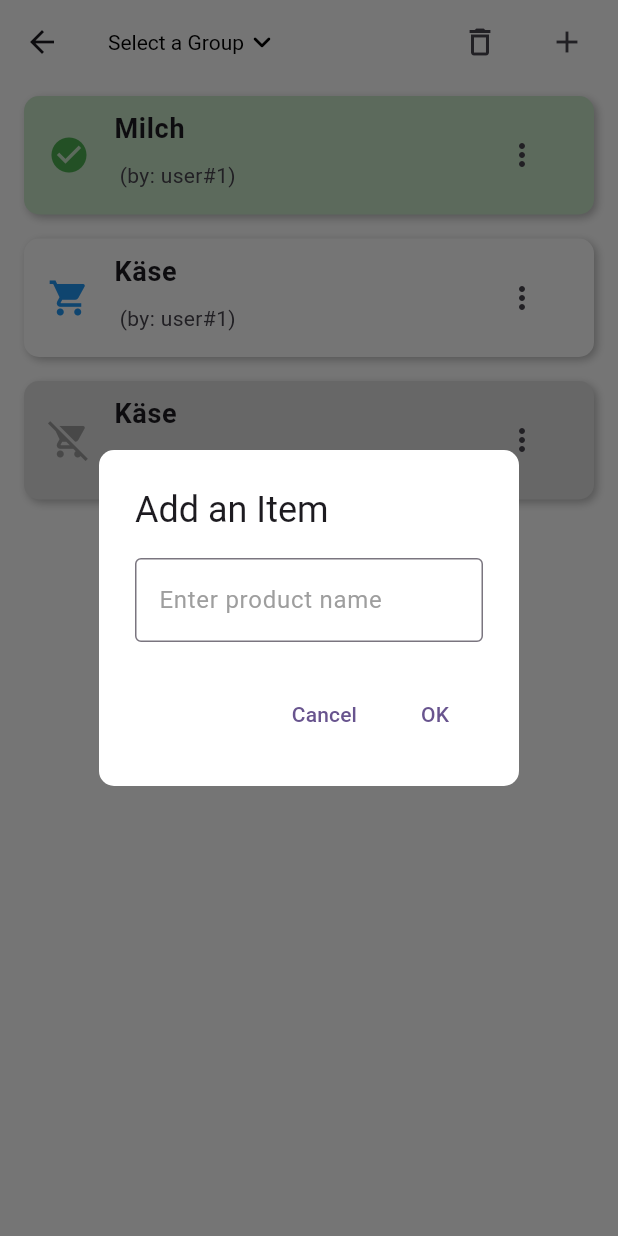
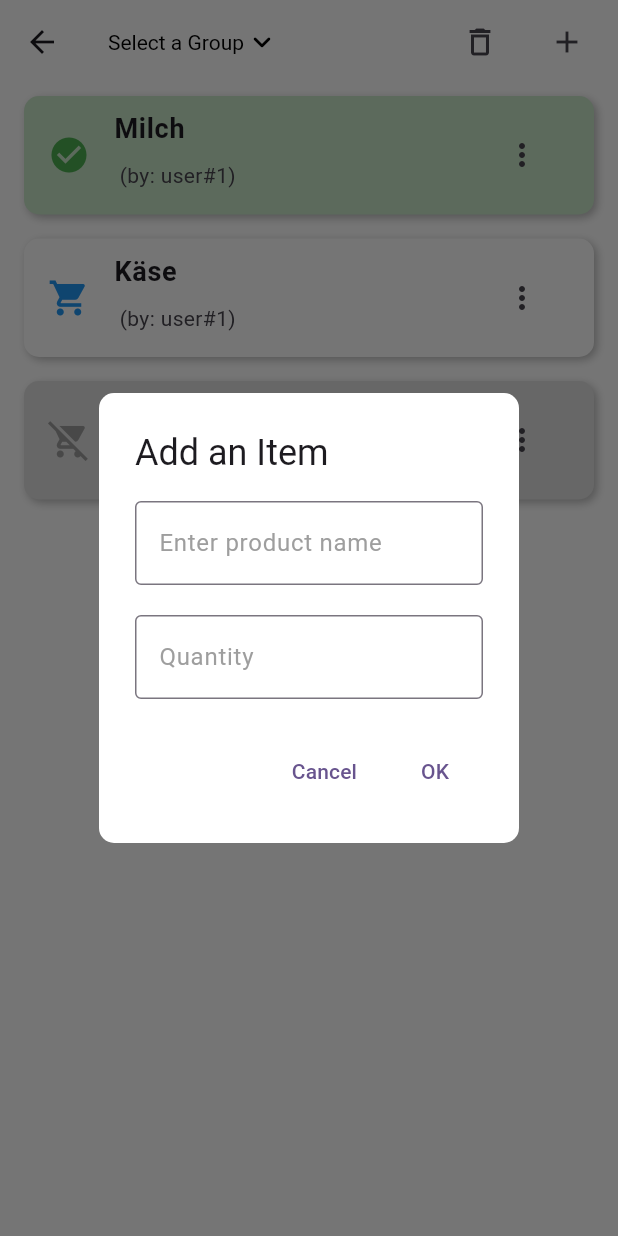
Before and after one commit to DenisKnecht02/flutter_project_2023, a Flutter app: the ShoppingListPage screen opened directly, after a tap on the "add" icon, on a phone screen of 412 x 824 dp. Run offline on Flutter 3.47's test engine with Material 2 defaults, Android fonts, the phone set to English and light mode, and no system bars; our stand-ins replace dropdown_button2, firebase_core; accounts and stored records are empty.

Commit message:
added quantity selection

```diff
--- a/lib/widgets/pages/shopping_list_page.dart
+++ b/lib/widgets/pages/shopping_list_page.dart
@@ -2,6 +2,7 @@ import 'package:flutter/material.dart';
 import 'package:flutter_project_2023/repositories/shopping_item_repository.dart';
 import 'package:flutter_project_2023/widgets/shopping_item.dart';
 import 'package:dropdown_button2/dropdown_button2.dart';
+import 'package:flutter/services.dart';
 
 class ShoppingListPage extends StatefulWidget {
   ShoppingListPage({Key? key}) : super(key: key);
@@ -169,8 +170,8 @@ class _ShoppingListPageState extends State<ShoppingListPage> {
                         title: const Text("Add an Item"),
                         content: Column(
                           mainAxisSize: MainAxisSize.min,
-                          children: const <Widget>[
-                            TextField(
+                          children: <Widget>[
+                            const TextField(
                               decoration: InputDecoration(
                                 labelText: 'Enter product name',
                                 border: OutlineInputBorder(
@@ -184,17 +185,36 @@ class _ShoppingListPageState extends State<ShoppingListPage> {
                                 ),
                               ),
                             ),
+                            const SizedBox(height: 20),
+                            TextField(
+                              decoration: const InputDecoration(
+                                labelText: 'Quantity',
+                                border: OutlineInputBorder(
+                                  borderSide: BorderSide(color: Colors.grey),
+                                ),
+                                focusedBorder: OutlineInputBorder(
+                                  borderSide: BorderSide(color: Colors.blue),
+                                ),
+                                labelStyle: TextStyle(
+                                  color: Colors.grey,
+                                ),
+                              ),
+                              keyboardType: TextInputType.number,
+                              inputFormatters: <TextInputFormatter>[
+                                FilteringTextInputFormatter.digitsOnly,
+                              ],
+                            ),
                           ],
                         ),
                         actions: <Widget>[
                           TextButton(
-                            child: Text('Cancel'),
+                            child: const Text('Cancel'),
                             onPressed: () {
                               Navigator.of(context).pop();
                             },
                           ),
                           TextButton(
-                            child: Text("OK"),
+                            child: const Text("OK"),
                             onPressed: () {
                               Navigator.of(context).pop();
                             },
```
